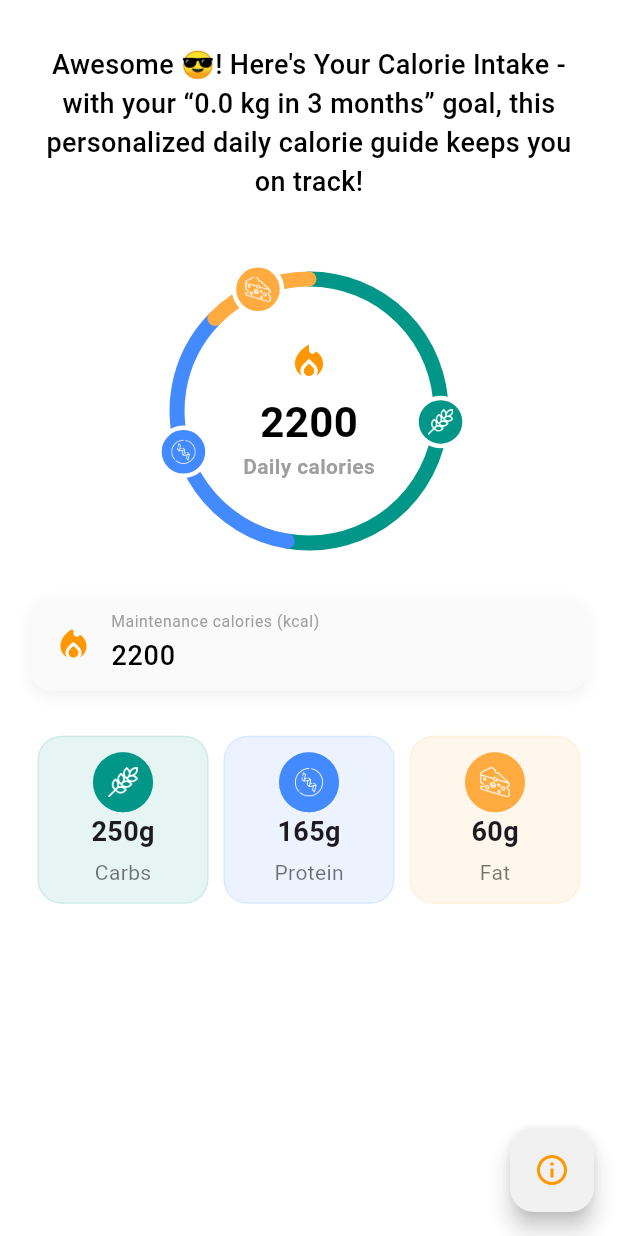
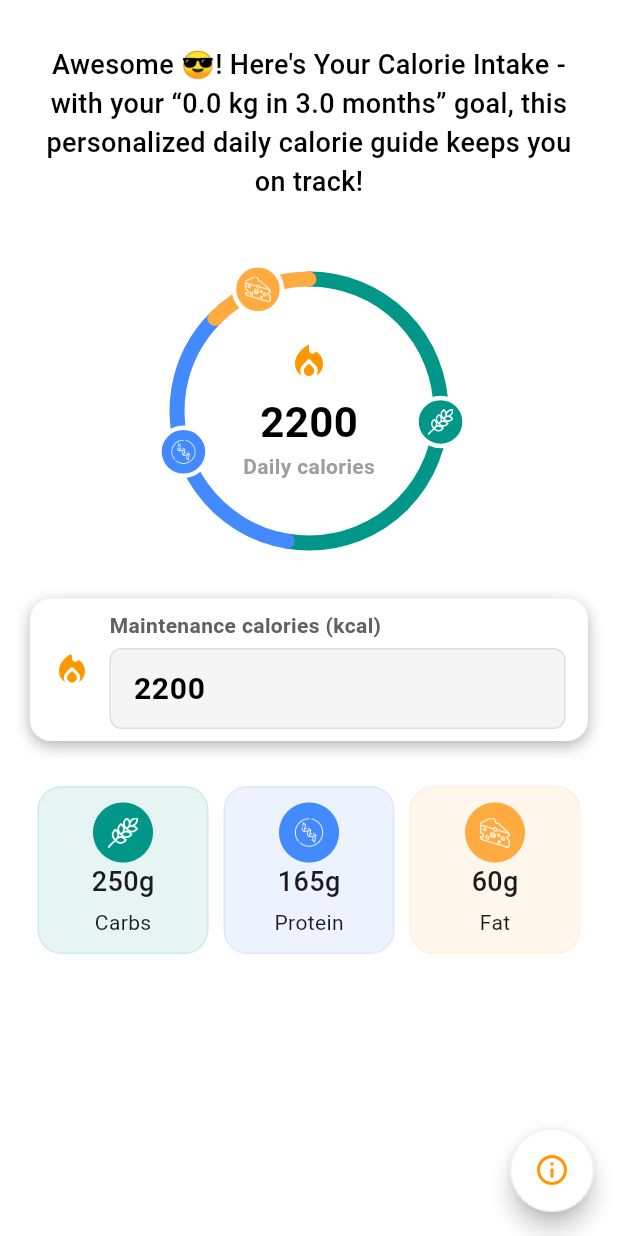
Before and after one commit to erhrs/fitelo_app_assignment, a Flutter app: the CalorieScreen screen opened directly, on a phone screen of 412 x 824 dp. Run offline on Flutter 3.47's test engine with Material 3 defaults, Android fonts, the phone set to English and light mode, and no system bars; our stand-ins replace get, shared_preferences; accounts and stored records are empty.

Commit message:
final commit with code enhancement.

```diff
--- a/lib/routes/app_routes.dart
+++ b/lib/routes/app_routes.dart
@@ -1,6 +1,3 @@
 class Routes {
   static const goalFlowScreen = '/goalFlow';
-  static const goal = '/goal';
-  static const pace = '/pace';
-  static const calorie = '/calorie';
 }
--- a/lib/utils/app_icons.dart
+++ b/lib/utils/app_icons.dart
@@ -2,5 +2,4 @@ class AppIcons {
   static const String carbs = 'assets/icons/carbs.png';
   static const String protein = 'assets/icons/protein.png';
   static const String fat = 'assets/icons/fat.png';
-  // Add more icons here
 }
--- a/lib/utils/app_strings.dart
+++ b/lib/utils/app_strings.dart
@@ -16,11 +16,11 @@ class AppStrings {
   static const months = "months";
   static const gentle = "Gentle";
   static const intense = "Intense";
-  static const gentleCaption = "Gentle pace, easier to maintain long term.";
-  static const recommendedCaption = "Balanced pace for steady progress.";
+  static const gentleCaption = '"Gentle pace, easier to maintain long term"';
+  static const recommendedCaption = '"Balanced pace for steady progress"';
   static const intenseCaption =
-      "Intense pace — faster results, more discipline.";
-  static const customCaption = "Custom pace selected.";
+      '"Intense pace — faster results, more discipline"';
+  static const customCaption = '"Custom pace selected"';
 
   // --- Calorie Screen ---
   static const calorieHeading =
@@ -39,4 +39,5 @@ class AppStrings {
       "6. Macros: 45% carbs, 30% protein, 25% fat\n"
       "7. Grams: carbs/protein ÷4, fat ÷9";
   static const maintenanceCalories = "Maintenance calories (kcal)";
+  static const enterCalories = "Enter calories";
 }
--- a/lib/views/calorie_screen.dart
+++ b/lib/views/calorie_screen.dart
@@ -7,7 +7,6 @@ import 'package:flutter/services.dart';
 import 'package:get/get.dart';
 import '../controllers/calorie_controller.dart';
 import '../utils/app_strings.dart';
-import '../utils/common_widgets.dart';
 import '../widgets/ring_chart.dart';
 import '../widgets/macro_card.dart';
 
@@ -43,7 +42,7 @@ class CalorieScreen extends StatelessWidget {
                         )
                         .replaceFirst(
                           "{months}",
-                          controller.months.value.toStringAsFixed(0),
+                          controller.months.value.toString(),
                         ),
                     textAlign: TextAlign.center,
                     style: AppTextStyle.h4BlackColor,
@@ -59,15 +58,15 @@ class CalorieScreen extends StatelessWidget {
                   15.height,
                   Container(
                     padding: const EdgeInsets.symmetric(
-                      horizontal: 16,
-                      vertical: 10,
+                      horizontal: 15,
+                      vertical: 8,
                     ),
                     decoration: BoxDecoration(
-                      color: Colors.grey.shade50,
+                      color: AppColors.white,
                       borderRadius: BorderRadius.circular(14),
                       boxShadow: [
                         BoxShadow(
-                          color: Colors.grey.withValues(alpha: 0.15),
+                          color: AppColors.grey,
                           blurRadius: 8,
                           offset: const Offset(0, 3),
                         ),
@@ -82,25 +81,39 @@ class CalorieScreen extends StatelessWidget {
                         ),
                         12.width,
                         Expanded(
-                          child: TextField(
+                          child: Column(
+                            crossAxisAlignment: CrossAxisAlignment.start,
+                            children: [
+                              Text(
+                                AppStrings.maintenanceCalories,
+                                style: AppTextStyle.body2.copyWith(color: Colors.grey.shade700, fontWeight: FontWeight.w700),
+                              ),
+                              5.height,
+                              TextFormField(
                                 maxLength: 7,
                                 keyboardType: TextInputType.number,
                                 controller: maintenanceCtrl,
-                            style: AppTextStyle.h4BlackColor,
+                                style: AppTextStyle.h3BlackColor,
                                 inputFormatters: [
                                   FilteringTextInputFormatter.digitsOnly,
                                 ],
-                            decoration: const InputDecoration(
-                              labelText: AppStrings.maintenanceCalories,
-                              labelStyle: TextStyle(
-                                fontSize: 14,
-                                color: Colors.grey,
+                                decoration: InputDecoration(
+                                  hintText: AppStrings.enterCalories,
+                                  hintStyle: AppTextStyle.body2.copyWith(color: Colors.grey.shade400),
+                                  filled: true,
+                                  fillColor: Colors.grey.shade100,
+                                  enabledBorder: OutlineInputBorder(
+                                    borderRadius: BorderRadius.circular(8),
+                                    borderSide: BorderSide(color: Colors.grey.shade300),
                                   ),
-                              border: InputBorder.none,
+                                  focusedBorder: OutlineInputBorder(
+                                    borderRadius: BorderRadius.circular(8),
+                                    borderSide: const BorderSide(color: AppColors.primaryColor, width: 1.5),
+                                  ),
                                   isDense: true,
-                              contentPadding: EdgeInsets.zero,
                                   counterText: '',
                                 ),
+                                textInputAction: TextInputAction.done,
                                 onChanged: (val) {
                                   if (val.isNotEmpty) {
                                     final parsed = double.tryParse(val);
@@ -109,6 +122,8 @@ class CalorieScreen extends StatelessWidget {
                                     }
                                   }
                                 },
+                              ),
+                            ],
                           ),
                         ),
                       ],
@@ -145,7 +160,8 @@ class CalorieScreen extends StatelessWidget {
         ),
       ),
       floatingActionButton: FloatingActionButton(
-        backgroundColor: AppColors.lightGrey,
+        shape: CircleBorder(side: BorderSide(color: AppColors.lightGrey)),
+        backgroundColor: AppColors.white,
         onPressed: () => _showInfoSheet(context),
         child: const Icon(Icons.info_outline, color: AppColors.primaryColor),
       ),
--- a/lib/views/goal_flow_screen.dart
+++ b/lib/views/goal_flow_screen.dart
@@ -16,7 +16,6 @@ class GoalFlowScreen extends StatefulWidget {
 }
 
 class _GoalFlowScreenState extends State<GoalFlowScreen> {
-  final PageController _pageController = PageController();
   final RxInt currentPage = 0.obs;
   final int totalPages = 3;
 
--- a/lib/views/pace_screen.dart
+++ b/lib/views/pace_screen.dart
@@ -138,6 +138,8 @@ class PaceScreen extends StatelessWidget {
                     textAlign: TextAlign.center,
                     style: AppTextStyle.body2.copyWith(
                       color: Colors.grey.shade700,
+                      fontWeight: FontWeight.w700,
+                      fontStyle: FontStyle.italic,
                     ),
                   ),
                 ),
--- a/lib/widgets/macro_card.dart
+++ b/lib/widgets/macro_card.dart
@@ -1,4 +1,5 @@
 import 'package:fitelo_app_assignment/utils/app_colors.dart';
+import 'package:fitelo_app_assignment/utils/app_text_style.dart';
 import 'package:fitelo_app_assignment/utils/extensions.dart';
 import 'package:flutter/material.dart';
 
@@ -50,12 +51,12 @@ class MacroCard extends StatelessWidget {
             ),
             Text(
               "${grams.toStringAsFixed(0)}g",
-              style: const TextStyle(fontSize: 18, fontWeight: FontWeight.w600),
+              style: AppTextStyle.h4,
             ),
             4.height,
             Text(
               label,
-              style: const TextStyle(fontSize: 14, color: Colors.black54),
+              style: AppTextStyle.body2,
             ),
           ],
         ),
--- a/lib/widgets/ring_chart.dart
+++ b/lib/widgets/ring_chart.dart
@@ -1,6 +1,7 @@
 import 'dart:math';
 import 'package:fitelo_app_assignment/utils/app_colors.dart';
 import 'package:fitelo_app_assignment/utils/app_icons.dart';
+import 'package:fitelo_app_assignment/utils/app_strings.dart';
 import 'package:flutter/material.dart';
 
 class RingChart extends StatelessWidget {
@@ -56,7 +57,7 @@ class RingChart extends StatelessWidget {
                 ),
               ),
               const Text(
-                "Daily calories",
+                AppStrings.dailyCalories,
                 style: TextStyle(
                   color: Colors.grey,
                   fontWeight: FontWeight.w600,
--- a/pubspec.yaml
+++ b/pubspec.yaml
@@ -13,7 +13,6 @@ dependencies:
     sdk: flutter
   cupertino_icons: ^1.0.8
   shared_preferences: ^2.5.3
-  percent_indicator: ^4.2.5
   get: ^4.7.2
 
 dev_dependencies:
```
Also changed, not shown: lib/controllers/calorie_controller.dart (+0 -36 lines), lib/utils/common_widgets.dart (+0 -23 lines), lib/views/goal_screen.dart (+25 -3 lines), lib/widgets/custom_dial.dart (+21 -40 lines), pubspec.lock, 2 other files. Lines whose indentation alone changed are shown as unchanged.
